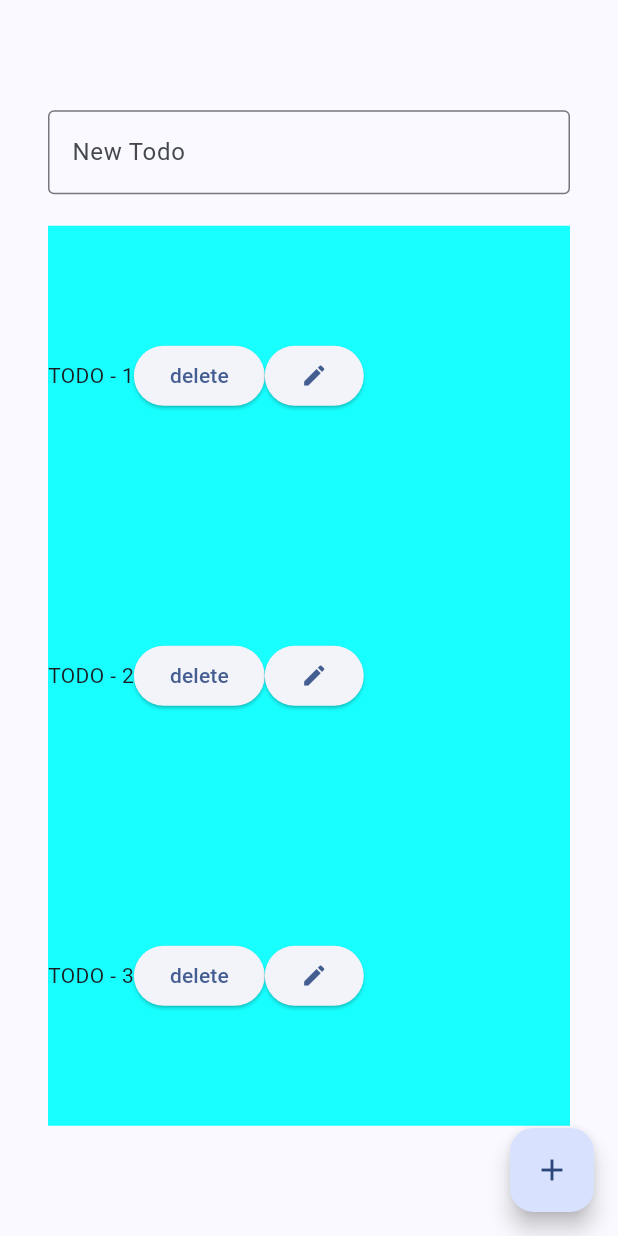
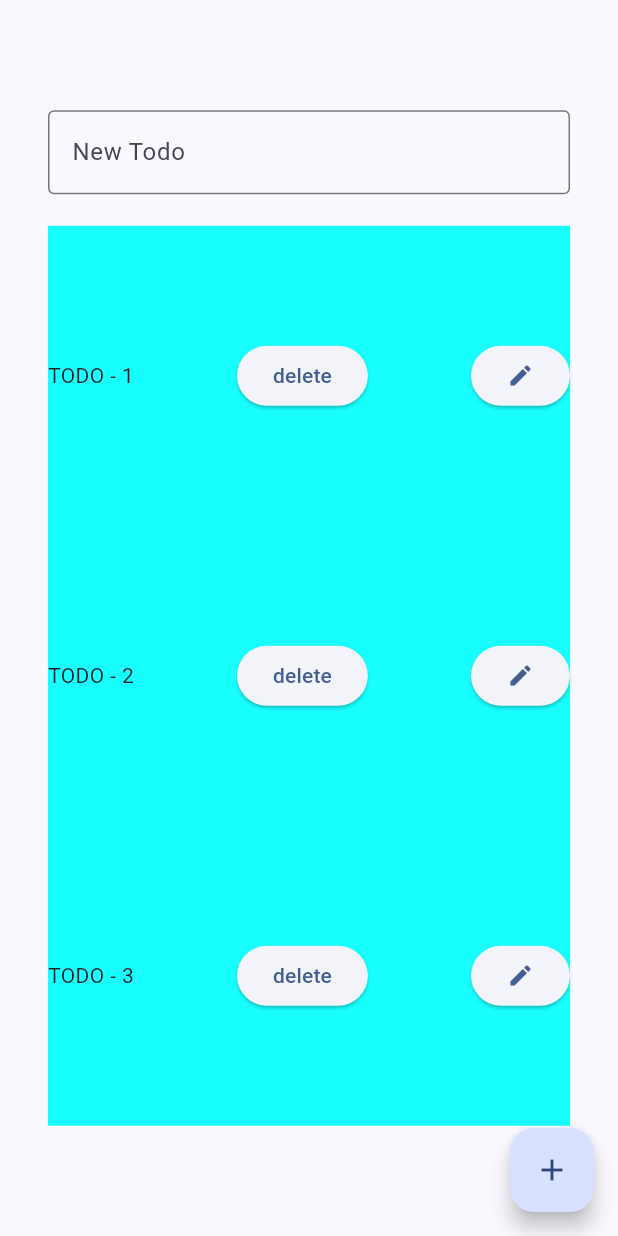
Before and after one commit to 1shaked/flutter_lectures, a Flutter app: the screen it shows after launch, on a phone screen of 412 x 824 dp. Run offline on Flutter 3.47's test engine with Material 2 defaults, Android fonts, the phone set to English and light mode, and no system bars.

Commit message:
Add spacing between todo items

```diff
--- a/flutter_application_1/lib/widgets/todo_list.dart
+++ b/flutter_application_1/lib/widgets/todo_list.dart
@@ -50,6 +50,7 @@ class _TodoListState extends State<TodoList> {
                       height: 200,
                       child: selectedIndex != index
                           ? Row(
+                              mainAxisAlignment: MainAxisAlignment.spaceBetween,
                               children: [
                                 Text(todos[index]),
                                 ElevatedButton(
@@ -58,7 +59,7 @@ class _TodoListState extends State<TodoList> {
                                       todos.removeAt(index);
                                     });
                                   },
-                                  child: Text('delete'),
+                                  child: const Text('delete'),
                                 ),
                                 ElevatedButton(
                                     onPressed: () {
```
